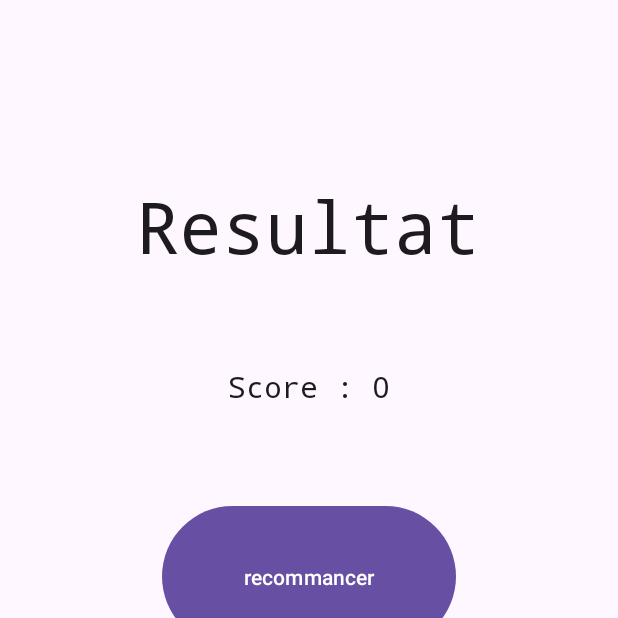
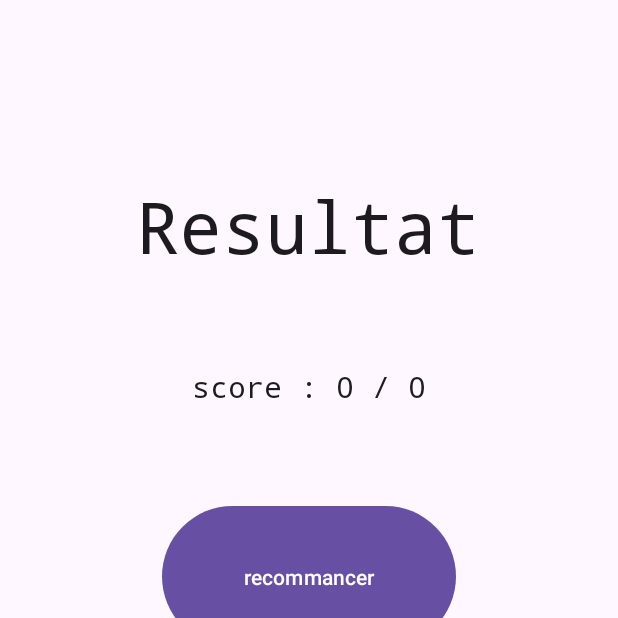
Before and after one commit to Bifmann/JoQuiz, an Android app: the Resultat screen opened directly, with no data from a screen before it, on a phone screen of 412 x 824 dp, the top half of it. Run offline under Robolectric (Android 15) with nearby library versions, the phone set to English and light mode, and no system bars.

Commit message:
Ajout de la page de résultat

```diff
--- a/JoQuizApp/app/src/main/java/com/example/joquiz/NavigationHandler.kt
+++ b/JoQuizApp/app/src/main/java/com/example/joquiz/NavigationHandler.kt
@@ -33,8 +33,9 @@ class NavigationHandler(private val context: Context) {
         context.startActivity(intent)
     }
 
-    fun goToResult(context: Context, list: BooleanArray?) {
+    fun goToResult(context: Context,position: Int ,list: BooleanArray?) {
         val intent = Intent(context, Resultat::class.java).apply {
+            putExtra("ID_QUIZ", position)
             putExtra("LISTE_BOOLEAN_REPONSE", list)
 
             flags = Intent.FLAG_ACTIVITY_CLEAR_TOP
--- a/JoQuizApp/app/src/main/java/com/example/joquiz/Resultat.kt
+++ b/JoQuizApp/app/src/main/java/com/example/joquiz/Resultat.kt
@@ -1,12 +1,48 @@
 package com.example.joquiz
 
 import android.os.Bundle
+import android.widget.Button
+import android.widget.TextView
 import androidx.appcompat.app.AppCompatActivity
 
+
 class Resultat : AppCompatActivity() {
+
+    private lateinit var buttonRecommancer: Button
+    private lateinit var buttonVoirReponse: Button
+    private lateinit var buttonRetourMenu: Button
+    private lateinit var score: TextView
+
     override fun onCreate(savedInstanceState: Bundle?) {
+        val listeResultatBoolean = intent.getBooleanArrayExtra("LISTE_BOOLEAN_REPONSE")?.toMutableList() ?: mutableListOf()
         super.onCreate(savedInstanceState)
         setContentView(R.layout.resultat)
+
+        buttonRecommancer = findViewById(R.id.button_recommancer)
+        buttonVoirReponse = findViewById(R.id.button_voirReponse)
+        buttonRetourMenu = findViewById(R.id.button_retourMenu)
+        score = findViewById(R.id.textview_Score)
+        val textScore = "score : ${countTrueValues(listeResultatBoolean)} / ${listeResultatBoolean.count()}"
+        score.text = textScore
+        setupButtons()
+    }
+
+
+
+    private fun setupButtons() {
+        val idQuiz = intent.getIntExtra("ID_QUIZ", -1)
+        val navigationHandler = NavigationHandler(this)
+
+
+        buttonRecommancer.setOnClickListener {
+            navigationHandler.goToFirstQuiz(this, idQuiz, 0)
+        }
+
+        navigationHandler.setupButtonNavigation(buttonRetourMenu, MainActivity::class.java)
+    }
+
+    private fun countTrueValues(booleanArray: MutableList<Boolean>): Int {
+        return booleanArray.count { it }
     }
 
 
--- a/JoQuizApp/app/src/main/res/xml/quizzes.xml
+++ b/JoQuizApp/app/src/main/res/xml/quizzes.xml
@@ -68,7 +68,7 @@
             <wrongAnswer2>Yoshi</wrongAnswer2>
         </question>
         <question>
-            <text>Dans quel jeu Smash Bros. Ultimate Bayonetta a-t-elle fait sa première apparition?</text>
+            <text>Dans quel jeu Smash Bros Bayonetta a-t-elle fait sa première apparition?</text>
             <trueAnswer>Smash Bros. for Wii U/3DS</trueAnswer>
             <wrongAnswer1>Smash Bros. Brawl</wrongAnswer1>
             <wrongAnswer2>Smash Bros. Melee</wrongAnswer2>
```
Also changed, not shown: JoQuizApp/app/src/main/java/com/example/joquiz/Questions.kt (+4 -5 lines).
